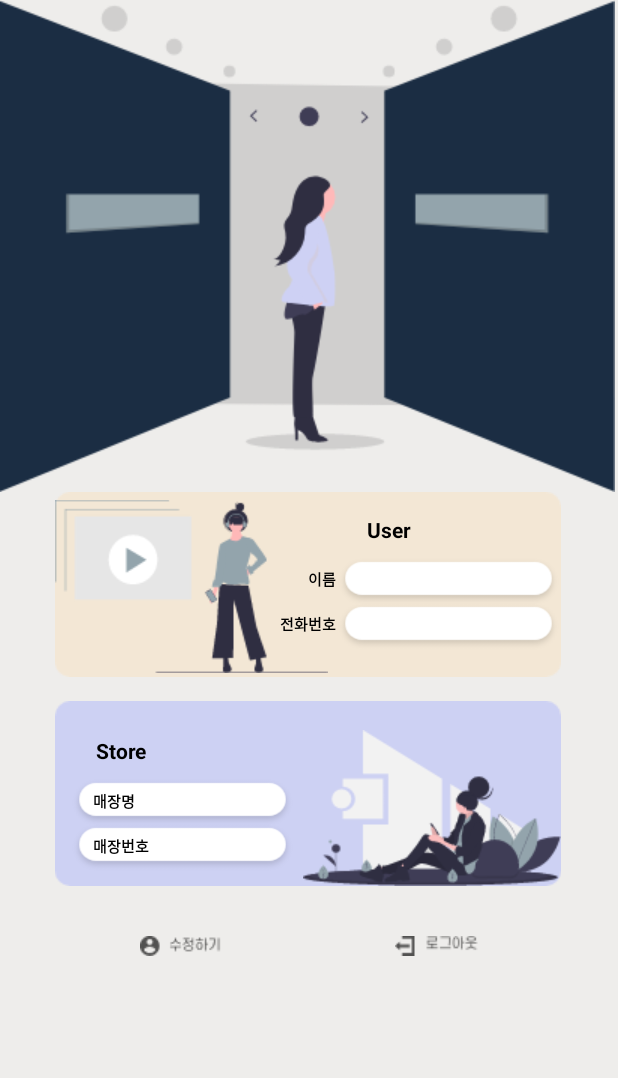
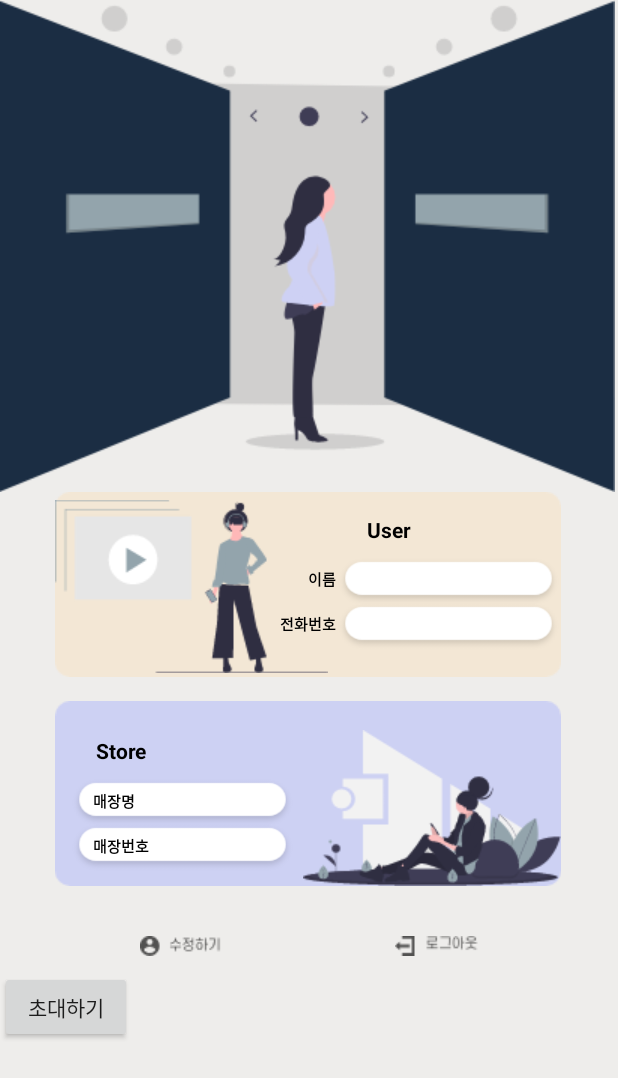
Before and after one commit to kouym7979/SM-Capstone, an Android app: the MyPageActivity screen opened directly, with no data from a screen before it, on a phone screen of 412 x 824 dp. Shown: the top 1078 px of the screen. Run offline under Robolectric (Android 15) with nearby library versions, the light colour scheme and no system bars; our stand-ins replace Firebase (no records; nobody signed in at launch, a user with empty details on screens opened directly); libraries missing offline, so code that uses them is left out: com.kakao.kakaolink, com.kakao.message, com.kakao.network, com.kakao.util; 2 statements that could not run were skipped.

Commit message:
[add]kakaoLink
카카오 초대 기능 구현

```diff
--- a/app/build.gradle
+++ b/app/build.gradle
@@ -51,7 +51,7 @@ dependencies {
     implementation 'com.android.support:design:29.1.0'
     implementation 'de.hdodenhof:circleimageview:3.0.0'
     implementation 'org.aviran.cookiebar2:cookiebar2:1.1.4'
-
+    implementation group: 'com.kakao.sdk', name: 'kakaolink', version: project.KAKAO_SDK_VERSION
     testImplementation 'junit:junit:4.12'
     androidTestImplementation 'androidx.test.ext:junit:1.1.2'
     androidTestImplementation 'androidx.test.espresso:espresso-core:3.3.0'
--- a/app/src/main/java/com/example/sm_capstone/MyPageActivity.java
+++ b/app/src/main/java/com/example/sm_capstone/MyPageActivity.java
@@ -10,6 +10,7 @@ import android.content.DialogInterface;
 import android.content.Intent;
 import android.os.Bundle;
 import android.view.View;
+import android.widget.Button;
 import android.widget.EditText;
 import android.widget.ImageButton;
 
@@ -19,6 +20,15 @@ import com.google.firebase.auth.FirebaseAuth;
 import com.google.firebase.auth.FirebaseUser;
 import com.google.firebase.firestore.DocumentSnapshot;
 import com.google.firebase.firestore.FirebaseFirestore;
+import com.kakao.kakaolink.v2.KakaoLinkResponse;
+import com.kakao.kakaolink.v2.KakaoLinkService;
+import com.kakao.message.template.ButtonObject;
+import com.kakao.message.template.ContentObject;
+import com.kakao.message.template.FeedTemplate;
+import com.kakao.message.template.LinkObject;
+import com.kakao.network.ErrorResult;
+import com.kakao.network.callback.ResponseCallback;
+import com.kakao.util.KakaoParameterException;
 
 import java.util.HashMap;
 import java.util.Map;
@@ -32,6 +42,8 @@ public class MyPageActivity extends AppCompatActivity {
     String name, phoneNum, StoreName, StoreNum;
     private ImageButton logout_btn, modify_btn;
     Activity a;
+    private Button kakao_btn;
+
     @Override
     protected void onCreate(Bundle savedInstanceState) {
         super.onCreate(savedInstanceState);
@@ -96,6 +108,43 @@ public class MyPageActivity extends AppCompatActivity {
                 });
             }
         });
+        /*kakao_btn=findViewById(R.id.kakao_btn);
+        kakao_btn.setOnClickListener(new View.OnClickListener(){
+            @Override
+            public void onClick(View v) {
+                try {
+                     KakaoLink kakaolink=KakaoLink.getKakaoLink(this);
+                     KakaoTalkLinkMessageBuilder builder=kakaolink.createKakaoTalkLinkMessageBuilder();
 
+                    builder.addText("링크테스트");//
+                    builder.addAppButton("앱 실행하기");//앱실행버튼
+
+                    kakaolink.sendMessage(builder,this);//메시지발송
+
+                } catch (KakaoParameterException e) {
+                    e.printStackTrace();
+                }
+
+            }
+        });*/
+    }
+    public void kakaoLink(View view){
+        FeedTemplate params = FeedTemplate.
+                newBuilder(ContentObject.newBuilder("Emplo","https://image.genie.co.kr/Y/IMAGE/IMG_ALBUM/081/191/791/81191791_1555664874860_1_600x600.JPG",
+                        LinkObject.newBuilder().setWebUrl("https://developers.kakao.com")
+                                .setMobileWebUrl("https://developers.kakao.com").build()).build())
+                .addButton(new ButtonObject("앱에서보기", LinkObject.newBuilder()
+                        .setMobileWebUrl("https://developers.kakao.com")
+                        .setAndroidExecutionParams("key1=value1")
+                        .setIosExecutionParams("key1=value1").build()))
+                .build();
+        KakaoLinkService.getInstance().sendDefault(this, params, new ResponseCallback<KakaoLinkResponse>() {
+            @Override
+            public void onFailure(ErrorResult errorResult) {}
+
+            @Override
+            public void onSuccess(KakaoLinkResponse result) {
+            }
+        });
     }
 }
--- a/app/src/main/res/layout/activity_my_page.xml
+++ b/app/src/main/res/layout/activity_my_page.xml
@@ -11,39 +11,39 @@
         android:id="@+id/mypageImage1"
         android:layout_width="wrap_content"
         android:layout_height="wrap_content"
-        app:srcCompat="@drawable/mypage1"
         app:layout_constraintStart_toStartOf="parent"
-        app:layout_constraintTop_toTopOf="parent"/>
+        app:layout_constraintTop_toTopOf="parent"
+        app:srcCompat="@drawable/mypage1" />
 
     <ImageView
         android:id="@+id/myPageImage2"
         android:layout_width="wrap_content"
         android:layout_height="wrap_content"
 
+        app:layout_constraintHorizontal_bias="0.5"
         app:layout_constraintLeft_toLeftOf="@id/mypageImage1"
         app:layout_constraintRight_toRightOf="@id/mypageImage1"
         app:layout_constraintTop_toBottomOf="@id/mypageImage1"
-        app:layout_constraintHorizontal_bias="0.5"
         app:srcCompat="@drawable/mypage2" />
 
     <ImageView
         android:id="@+id/myPageImage4"
         android:layout_width="wrap_content"
         android:layout_height="wrap_content"
-        app:srcCompat="@drawable/mypage4"
         android:layout_marginTop="5dp"
         app:layout_constraintStart_toStartOf="@id/myPageImage2"
-        app:layout_constraintTop_toTopOf="@id/myPageImage2"/>
+        app:layout_constraintTop_toTopOf="@id/myPageImage2"
+        app:srcCompat="@drawable/mypage4" />
 
     <TextView
         android:id="@+id/myPageUserText"
         android:layout_width="wrap_content"
         android:layout_height="wrap_content"
+        android:layout_marginTop="15dp"
+        android:layout_marginRight="100dp"
         android:text="User"
         android:textColor="#000000"
         android:textStyle="bold"
-        android:layout_marginRight="100dp"
-        android:layout_marginTop="15dp"
         app:layout_constraintRight_toRightOf="@id/myPageImage2"
         app:layout_constraintTop_toTopOf="@id/myPageImage2" />
 
@@ -51,9 +51,9 @@
         android:id="@+id/nameBlank"
         android:layout_width="150dp"
         android:layout_height="50dp"
-        app:srcCompat="@drawable/blankbar"
         app:layout_constraintRight_toRightOf="@id/myPageImage2"
-        app:layout_constraintTop_toBottomOf="@id/myPageUserText" />
+        app:layout_constraintTop_toBottomOf="@id/myPageUserText"
+        app:srcCompat="@drawable/blankbar" />
 
     <TextView
         android:id="@+id/nametv"
@@ -71,25 +71,23 @@
         android:id="@+id/nameEdit"
         android:layout_width="wrap_content"
         android:layout_height="wrap_content"
+        android:layout_marginStart="15dp"
+        android:layout_marginTop="15dp"
+        android:background="@null"
+        android:ems="8"
         android:inputType="textPersonName"
         android:textSize="12sp"
-        android:ems="8"
-        android:background="@null"
-        android:layout_marginStart="15dp"
-        android:layout_marginTop="15dp"
-        app:layout_constraintTop_toTopOf="@id/nameBlank"
         app:layout_constraintStart_toStartOf="@id/nameBlank"
-        />
+        app:layout_constraintTop_toTopOf="@id/nameBlank" />
 
     <ImageView
         android:id="@+id/phoneBlank"
         android:layout_width="150dp"
         android:layout_height="50dp"
-        app:srcCompat="@drawable/blankbar"
         android:layout_marginTop="30dp"
         app:layout_constraintRight_toRightOf="@id/myPageImage2"
         app:layout_constraintTop_toBottomOf="@id/myPageUserText"
-        />
+        app:srcCompat="@drawable/blankbar" />
 
     <TextView
         android:id="@+id/phoneNumtv"
@@ -107,112 +105,119 @@
         android:id="@+id/phoneEdit"
         android:layout_width="wrap_content"
         android:layout_height="wrap_content"
+        android:layout_marginStart="15dp"
+        android:layout_marginTop="15dp"
+        android:background="@null"
+        android:ems="8"
         android:inputType="textPersonName"
         android:textSize="12sp"
-        android:ems="8"
-        android:background="@null"
-        android:layout_marginStart="15dp"
-        android:layout_marginTop="15dp"
-        app:layout_constraintTop_toTopOf="@id/phoneBlank"
         app:layout_constraintStart_toStartOf="@id/phoneBlank"
-        />
+        app:layout_constraintTop_toTopOf="@id/phoneBlank" />
 
     <ImageView
         android:id="@+id/myPageImage3"
         android:layout_width="wrap_content"
         android:layout_height="wrap_content"
-        app:srcCompat="@drawable/mypage3"
         android:layout_marginTop="16dp"
         app:layout_constraintStart_toStartOf="@id/myPageImage2"
         app:layout_constraintTop_toBottomOf="@id/myPageImage2"
-         />
+        app:srcCompat="@drawable/mypage3" />
 
     <TextView
         android:id="@+id/myPageStoreText"
         android:layout_width="wrap_content"
         android:layout_height="wrap_content"
+        android:layout_marginLeft="27dp"
+        android:layout_marginTop="23dp"
         android:text="Store"
         android:textColor="#000000"
         android:textStyle="bold"
-        android:layout_marginTop="23dp"
-        android:layout_marginLeft="27dp"
-        app:layout_constraintTop_toTopOf="@id/myPageImage3"
-        app:layout_constraintLeft_toLeftOf="@id/myPageImage3" />
+        app:layout_constraintLeft_toLeftOf="@id/myPageImage3"
+        app:layout_constraintTop_toTopOf="@id/myPageImage3" />
 
     <ImageView
         android:id="@+id/myPageImage5"
         android:layout_width="wrap_content"
         android:layout_height="wrap_content"
-        app:srcCompat="@drawable/mypage5"
         app:layout_constraintBottom_toBottomOf="@id/myPageImage3"
         app:layout_constraintRight_toRightOf="@id/myPageImage3"
-        />
+        app:srcCompat="@drawable/mypage5" />
 
     <ImageView
         android:id="@+id/storeNameBlank"
         android:layout_width="150dp"
         android:layout_height="50dp"
-        app:srcCompat="@drawable/blankbar"
         android:layout_marginLeft="10dp"
         app:layout_constraintLeft_toLeftOf="@id/myPageImage3"
-        app:layout_constraintTop_toBottomOf="@id/myPageStoreText" />
+        app:layout_constraintTop_toBottomOf="@id/myPageStoreText"
+        app:srcCompat="@drawable/blankbar" />
 
     <TextView
         android:id="@+id/storeNametv"
         android:layout_width="wrap_content"
         android:layout_height="wrap_content"
+        android:layout_marginLeft="15dp"
         android:layout_marginTop="16dp"
-        android:layout_marginLeft="15dp"
         android:fontFamily="sans-serif-black"
         android:text="매장명"
         android:textColor="#000000"
         android:textSize="10sp"
         app:layout_constraintStart_toStartOf="@id/storeNameBlank"
-        app:layout_constraintTop_toTopOf="@id/storeNameBlank"/>
+        app:layout_constraintTop_toTopOf="@id/storeNameBlank" />
 
     <ImageView
         android:id="@+id/storeNumBlank"
         android:layout_width="150dp"
         android:layout_height="50dp"
-        app:srcCompat="@drawable/blankbar"
         android:layout_marginLeft="10dp"
         android:layout_marginTop="30dp"
         app:layout_constraintLeft_toLeftOf="@id/myPageImage3"
         app:layout_constraintTop_toBottomOf="@id/myPageStoreText"
-        />
+        app:srcCompat="@drawable/blankbar" />
+
     <TextView
         android:id="@+id/storeNumtv"
         android:layout_width="wrap_content"
         android:layout_height="wrap_content"
+        android:layout_marginLeft="15dp"
         android:layout_marginTop="16dp"
-        android:layout_marginLeft="15dp"
         android:fontFamily="sans-serif-black"
         android:text="매장번호"
         android:textColor="#000000"
         android:textSize="10sp"
         app:layout_constraintStart_toStartOf="@id/storeNumBlank"
-        app:layout_constraintTop_toTopOf="@id/storeNumBlank"/>
+        app:layout_constraintTop_toTopOf="@id/storeNumBlank" />
 
     <ImageButton
         android:id="@+id/modify_btn"
         android:layout_width="100dp"
         android:layout_height="33dp"
+        android:layout_marginTop="23.6dp"
         android:background="@color/graybackground"
-        app:srcCompat="@drawable/modify"
-        android:layout_marginTop="23.6dp"
         app:layout_constraintLeft_toLeftOf="parent"
         app:layout_constraintRight_toLeftOf="@id/logout_btn"
-        app:layout_constraintTop_toBottomOf="@id/myPageImage3"/>
+        app:layout_constraintTop_toBottomOf="@id/myPageImage3"
+        app:srcCompat="@drawable/modify" />
+
     <ImageButton
         android:id="@+id/logout_btn"
         android:layout_width="100dp"
         android:layout_height="33dp"
+        android:layout_marginTop="23.6dp"
         android:background="@color/graybackground"
-        app:srcCompat="@drawable/logout"
-        android:layout_marginTop="23.6dp"
         app:layout_constraintLeft_toRightOf="@id/modify_btn"
         app:layout_constraintRight_toRightOf="parent"
-        app:layout_constraintTop_toBottomOf="@id/myPageImage3"/>
+        app:layout_constraintTop_toBottomOf="@id/myPageImage3"
+        app:srcCompat="@drawable/logout" />
 
+    <Button
+        android:id="@+id/kakao_btn"
+        android:layout_width="wrap_content"
+        android:layout_height="wrap_content"
+        android:text="초대하기"
+        app:layout_constraintLeft_toLeftOf="parent"
+        android:onClick="kakaoLink"
+        app:layout_constraintTop_toBottomOf="@id/modify_btn"
+         />
 
 </androidx.constraintlayout.widget.ConstraintLayout>
--- /dev/null
+++ b/app/src/main/res/values/kakao_string.xml
@@ -0,0 +1,6 @@
+<?xml version="1.0" encoding="utf-8"?>
+<resources>
+    <string name="kakao_app_key">d5e4db1728ce3db6c5f479561a088497</string>
+    <string name="kakao_scheme">kakaod5e4db1728ce3db6c5f479561a088497</string>
+    <string name="kakaolink_host">kakaolink</string>
+</resources>
--- a/gradle.properties
+++ b/gradle.properties
@@ -17,3 +17,4 @@ org.gradle.jvmargs=-Xmx1536m
 android.useAndroidX=true
 # Automatically convert third-party libraries to use AndroidX
 android.enableJetifier=true
+KAKAO_SDK_VERSION = 1.23.0
```
Also changed, not shown: app/src/main/AndroidManifest.xml (+15 -3 lines), app/src/main/java/com/example/sm_capstone/GetKeyHash.java (added, +39 -0 lines), app/src/main/java/com/example/sm_capstone/HomeActivity.java (+8 -0 lines), app/src/main/java/com/example/sm_capstone/SplashActivity.java (+16 -1 lines), build.gradle (+9 -0 lines).
